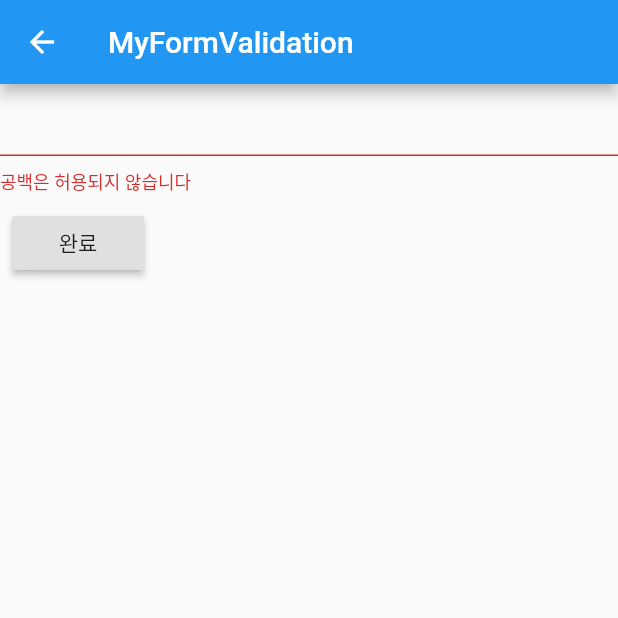
After one commit to DDuckyee/Flutter-study, a Flutter app: the MyFormValidation screen opened directly, after a tap on "완료", on a phone screen of 412 x 824 dp, the top half of it. The commit adds this screen. Run offline on Flutter 3.47's test engine with Material 2 defaults, Android fonts, the phone set to English and light mode, and no system bars.

Commit message:
-Add FormValidation

```diff
--- /dev/null
+++ b/lib/MyFormValidation.dart
@@ -0,0 +1,46 @@
+import 'package:flutter/material.dart';
+
+class MyFormValidation extends StatefulWidget {
+  @override
+  _MyFormValidationState createState() => _MyFormValidationState();
+}
+
+class _MyFormValidationState extends State<MyFormValidation> {
+  final _formKey = GlobalKey<FormState>();
+
+  @override
+  Widget build(BuildContext context) {
+    return Scaffold(
+      appBar: AppBar(
+        title: Text('MyFormValidation'),
+      ),
+      body: Form(
+        key: _formKey,
+        child: Column(
+          crossAxisAlignment: CrossAxisAlignment.start, // 왼쪽 정렬
+          children: <Widget>[ //<Widget> 있든 말든 실행됨
+            TextFormField(
+              validator: (value) {
+                if (value.isEmpty) {
+                  return '공백은 허용되지 않습니다';
+                };
+              },
+            ),
+            Padding(
+              padding: const EdgeInsets.all(8.0),
+              child: RaisedButton(
+                onPressed: () {
+                  if (_formKey.currentState.validate()) {
+                    // valid
+                    Scaffold.of(_formKey.currentContext)
+                        .showSnackBar(SnackBar(content: Text('처리중')));
+                  };
+                },
+                child: Text('완료'),
+              ),
+            ),
+          ],
+      )),
+    );
+  }
+}
--- a/lib/main.dart
+++ b/lib/main.dart
@@ -2,6 +2,7 @@ import 'package:flutter/material.dart';
 import 'package:study/MyAnimaedOpacity.dart';
 import 'package:study/MyAnimatedContainer.dart';
 import 'package:study/MyDrawer.dart';
+import 'package:study/MyFormValidation.dart';
 import 'package:study/MyOrientation.dart';
 import 'package:study/MySnackBar.dart';
 import 'package:study/MyTabController.dart';
@@ -75,6 +76,12 @@ class _HomeState extends State<Home> {
             Navigator.push(context, MaterialPageRoute(builder: (context) => MyTabController()));
           },
         ),
+        ListTile(
+          title: Text('MyFormValidation'),
+          onTap: () {
+            Navigator.push(context, MaterialPageRoute(builder: (context) => MyFormValidation()));
+          },
+        ),
       ],
     );
   }
```
